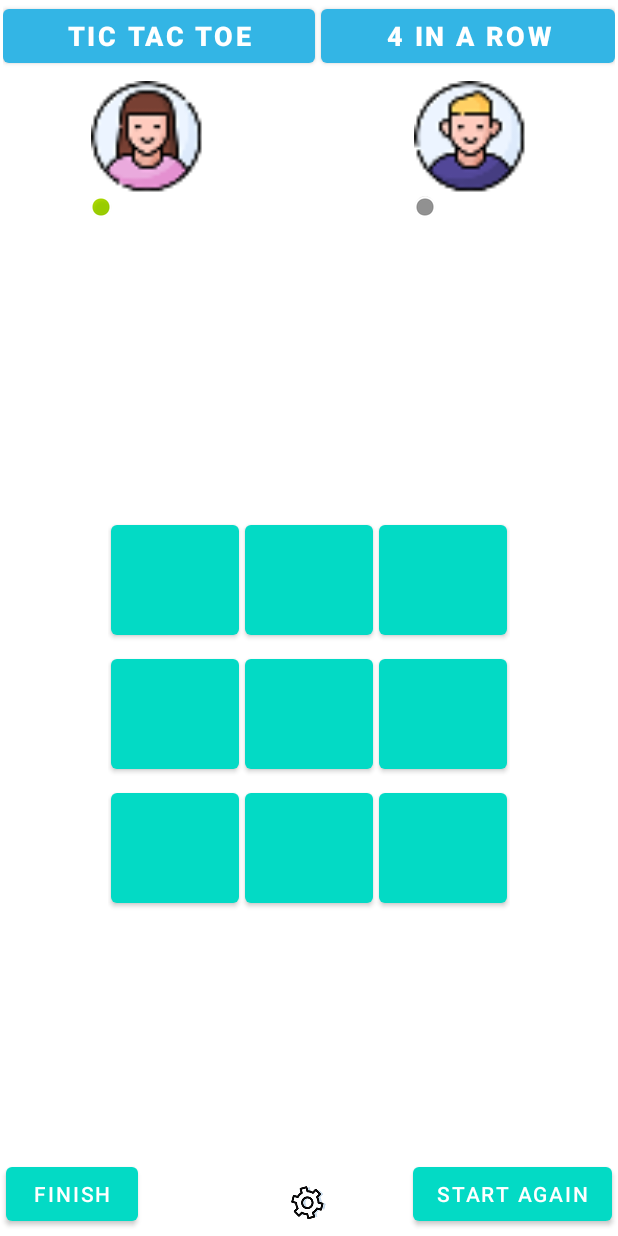
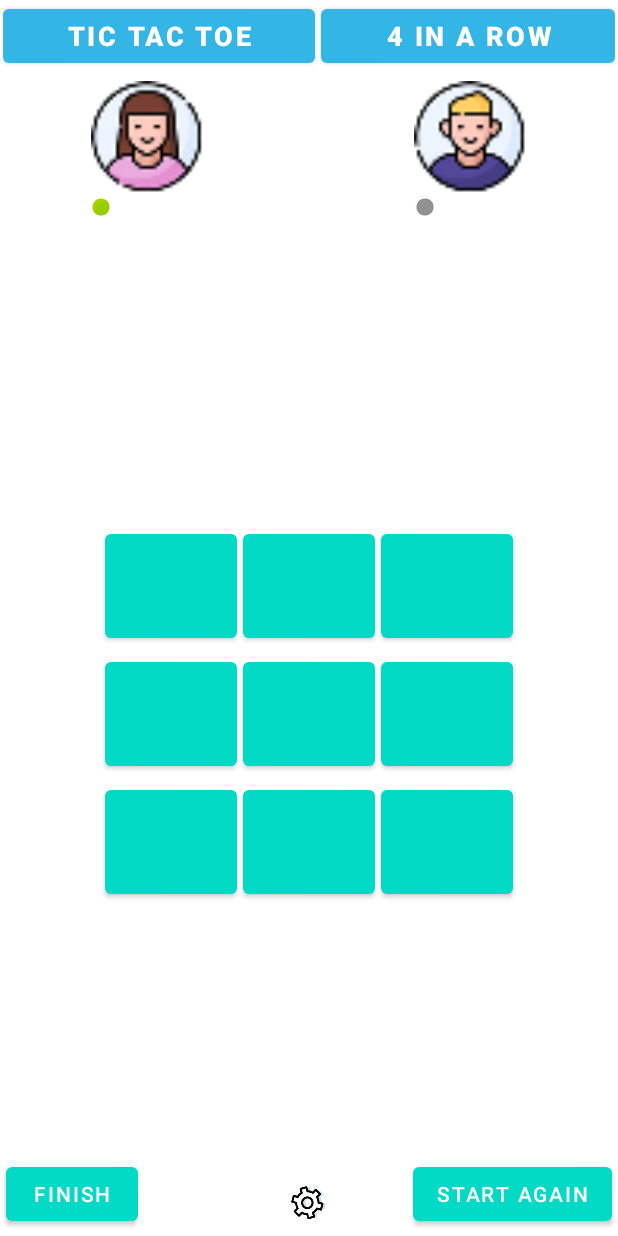
Before and after one commit to zjafarian/TwoGameInOne, an Android app: the screen it shows after launch (Games), after a tap on "TIC TAC TOE", on a phone screen of 412 x 824 dp. Run offline under Robolectric (Android 15) with nearby library versions, the phone set to English and light mode, and no system bars.

Commit message:
solve bug for TicTacToeFragment

```diff
--- a/app/src/main/java/com/example/twogameinone/controller/FourInARowFragment.java
+++ b/app/src/main/java/com/example/twogameinone/controller/FourInARowFragment.java
@@ -40,8 +40,9 @@ public class FourInARowFragment extends Fragment {
     public static final String SAVE_COLUMN = "save_column";
     public static final String SAVE_SCORE_BOY = "saveScoreBoy";
     public static final String SAVE_SCORE_GIRL = "saveScoreGirl";
-    private int mIntRow=5;
-    private int mIntColumn=5;
+    public static final String SAVE_SETTING_FOUR_IN_ROW = "saveSettingFourInRow";
+    private int mIntRow;
+    private int mIntColumn;
     private User mUserGirl;
     private User mUserBoy;
     public static String sGameNameFourInRow = "FourInRow";
@@ -72,16 +73,6 @@ public class FourInARowFragment extends Fragment {
     @Override
     public void onCreate(Bundle savedInstanceState) {
         super.onCreate(savedInstanceState);
-        mIntRow = mSettingFourInRow.getRow();
-        mIntColumn = mSettingFourInRow.getColumn();
-        mCharsSituation = new char[mIntRow][mIntColumn];
-        for (int i = 0; i < mIntRow; i++) {
-            for (int j = 0; j < mIntColumn; j++) {
-                mCharsSituation[i][j] = ' ';
-            }
-        }
-        mUserGirl = new User("girl", 'r', mCharsSituation, mIntRow, mIntColumn, "TicTacToe");
-        mUserBoy = new User("boy", 'b', mCharsSituation, mIntRow, mIntColumn, "TicTocToe");
         if (savedInstanceState != null) {
             mUserGirl = (User) savedInstanceState.getSerializable(SAVE_USER_GIRL);
             mUserBoy = (User) savedInstanceState.getSerializable(SAVE_USER_BOY);
@@ -93,11 +84,20 @@ public class FourInARowFragment extends Fragment {
             mUserBoy.setScore(scoreBoy);
             mUserGirl.setScore(scoreGirl);
             mCharsSituation = mUserGirl.getSituation();
-            if (mCheckSettingFourInRow) {
-                mCheckSettingFourInRow = savedInstanceState.getBoolean(SAVE_CHECK_SETTING_FOUR_IN_ROW);
-                setRowAndColumn();
+        }
+        if (mCheckSettingFourInRow) {
+            mSettingFourInRow = (Setting) savedInstanceState.getSerializable(SAVE_SETTING_FOUR_IN_ROW);
+        }
+        mIntRow = mSettingFourInRow.getRow();
+        mIntColumn = mSettingFourInRow.getColumn();
+        mCharsSituation = new char[mIntRow][mIntColumn];
+        for (int i = 0; i < mIntRow; i++) {
+            for (int j = 0; j < mIntColumn; j++) {
+                mCharsSituation[i][j] = ' ';
             }
         }
+        mUserGirl = new User("girl", 'r', mCharsSituation, mIntRow, mIntColumn, "TicTacToe");
+        mUserBoy = new User("boy", 'b', mCharsSituation, mIntRow, mIntColumn, "TicTocToe");
 
     }
 
@@ -107,10 +107,6 @@ public class FourInARowFragment extends Fragment {
                              Bundle savedInstanceState) {
         // Inflate the layout for this fragment
         View view = inflater.inflate(R.layout.fragment_four_in_a_row, container, false);
-        mButtons = new Button[mIntRow][mIntColumn];
-        mIdButtons = new int[mIntRow][mIntColumn];
-        setViewId(view);
-        createButtons(view, mIntRow, mIntColumn);
         if (savedInstanceState != null) {
             changeBackgroundButton();
         }
@@ -118,6 +114,10 @@ public class FourInARowFragment extends Fragment {
             changeColorBackground();
             changeSituationFirstPlayer();
         }
+        mButtons = new Button[mIntRow][mIntColumn];
+        mIdButtons = new int[mIntRow][mIntColumn];
+        setViewId(view);
+        createButtons(view, mIntRow, mIntColumn);
         setListener();
         return view;
     }
@@ -164,11 +164,10 @@ public class FourInARowFragment extends Fragment {
         if (resultCode != Activity.RESULT_OK || data == null)
             return;
         if (requestCode == EXTRA_FOUR_IN_ROW_REQUEST_CODE) {
-            mCheckSettingFourInRow = data.getBooleanExtra(SettingFragment.EXTRA_IS_SETTING,false);
+            mCheckSettingFourInRow = data.getBooleanExtra(SettingFragment.EXTRA_IS_SETTING, false);
             mSettingFourInRow = (Setting) data.getSerializableExtra(SettingFragment.EXTRA_GET_SETTING);
             changeColorBackground();
             changeSituationFirstPlayer();
-            setRowAndColumn();
         }
     }
 
@@ -182,6 +181,7 @@ public class FourInARowFragment extends Fragment {
         outState.putInt(SAVE_SCORE_GIRL, scoreGirl);
         outState.putInt(SAVE_ROW, mIntRow);
         outState.putInt(SAVE_COLUMN, mIntColumn);
+        outState.putSerializable(SAVE_SETTING_FOUR_IN_ROW, mSettingFourInRow);
     }
 
     private void changeBackgroundButton() {
@@ -198,11 +198,6 @@ public class FourInARowFragment extends Fragment {
                 }
             }
         }
-    }
-
-    private void setRowAndColumn() {
-        mIntRow = mSettingFourInRow.getRow();
-        mIntColumn = mSettingFourInRow.getColumn();
     }
 
     private void changeSituationFirstPlayer() {
--- a/app/src/main/java/com/example/twogameinone/model/Setting.java
+++ b/app/src/main/java/com/example/twogameinone/model/Setting.java
@@ -16,6 +16,9 @@ public class Setting implements Serializable {
         if (this.mGameName.equals(sStringNameGameTicTacToe)){
             mRow =3;
             mColumn=3;
+        } else if (this.mGameName.equals(sStringNameGameFourInRow)){
+            mRow =5;
+            mColumn=5;
         }
     }
 
--- a/app/src/main/res/layout-land/fragment_tic_tac_toe.xml
+++ b/app/src/main/res/layout-land/fragment_tic_tac_toe.xml
@@ -92,30 +92,31 @@
         android:layout_width="wrap_content"
         android:layout_height="wrap_content"
         android:layout_gravity="center_horizontal|top|center_vertical"
-        android:layout_marginTop="10dp"
         android:orientation="vertical">
 
         <LinearLayout
-            android:layout_width="wrap_content"
-            android:layout_height="wrap_content"
+            android:layout_width="match_parent"
+            android:layout_height="85dp"
             android:orientation="horizontal">
 
             <Button
                 android:id="@+id/btn_1_1"
-                android:layout_width="60dp"
-                android:layout_height="60dp"
-                android:layout_margin="2dp"
+                android:layout_width="0dp"
+                android:layout_height="match_parent"
+                android:layout_weight="1"
+                android:layout_marginRight="2dp"
                 android:gravity="center"
-                android:padding="2dp"
+                android:padding="3dp"
                 app:backgroundTint="@color/colorAccent"
                 app:iconGravity="textStart"
                 app:iconSize="45dp" />
 
             <Button
                 android:id="@+id/btn_1_2"
-                android:layout_width="60dp"
-                android:layout_height="60dp"
-                android:layout_margin="2dp"
+                android:layout_width="0dp"
+                android:layout_height="match_parent"
+                android:layout_weight="1"
+                android:layout_marginRight="3dp"
                 android:padding="2dp"
                 app:backgroundTint="@color/colorAccent"
                 app:iconGravity="textStart"
@@ -123,9 +124,9 @@
 
             <Button
                 android:id="@+id/btn_1_3"
-                android:layout_width="60dp"
-                android:layout_height="60dp"
-                android:layout_margin="2dp"
+                android:layout_width="0dp"
+                android:layout_height="match_parent"
+                android:layout_weight="1"
                 android:padding="2dp"
                 app:backgroundTint="@color/colorAccent"
                 app:iconGravity="textStart"
@@ -134,14 +135,15 @@
 
         <LinearLayout
             android:layout_width="match_parent"
-            android:layout_height="match_parent"
+            android:layout_height="85dp"
             android:orientation="horizontal">
 
             <Button
                 android:id="@+id/btn_2_1"
-                android:layout_width="60dp"
-                android:layout_height="60dp"
-                android:layout_margin="2dp"
+                android:layout_width="0dp"
+                android:layout_height="match_parent"
+                android:layout_weight="1"
+                android:layout_marginRight="3dp"
                 android:padding="2dp"
                 app:backgroundTint="@color/colorAccent"
                 app:iconGravity="textStart"
@@ -149,9 +151,10 @@
 
             <Button
                 android:id="@+id/btn_2_2"
-                android:layout_width="60dp"
-                android:layout_height="60dp"
-                android:layout_margin="2dp"
+                android:layout_width="0dp"
+                android:layout_height="match_parent"
+                android:layout_weight="1"
+                android:layout_marginRight="3dp"
                 android:padding="2dp"
                 app:backgroundTint="@color/colorAccent"
                 app:iconGravity="textStart"
@@ -159,9 +162,9 @@
 
             <Button
                 android:id="@+id/btn_2_3"
-                android:layout_width="60dp"
-                android:layout_height="60dp"
-                android:layout_margin="2dp"
+                android:layout_width="0dp"
+                android:layout_height="match_parent"
+                android:layout_weight="1"
                 android:padding="2dp"
                 app:backgroundTint="@color/colorAccent"
                 app:iconGravity="textStart"
@@ -170,14 +173,15 @@
 
         <LinearLayout
             android:layout_width="match_parent"
-            android:layout_height="match_parent"
+            android:layout_height="85dp"
             android:orientation="horizontal">
 
             <Button
                 android:id="@+id/btn_3_1"
-                android:layout_width="60dp"
-                android:layout_height="60dp"
-                android:layout_margin="2dp"
+                android:layout_width="0dp"
+                android:layout_height="match_parent"
+                android:layout_weight="1"
+                android:layout_marginRight="3dp"
                 android:padding="2dp"
                 app:backgroundTint="@color/colorAccent"
                 app:iconGravity="textStart"
@@ -185,9 +189,10 @@
 
             <Button
                 android:id="@+id/btn_3_2"
-                android:layout_width="60dp"
-                android:layout_height="60dp"
-                android:layout_margin="2dp"
+                android:layout_width="0dp"
+                android:layout_height="match_parent"
+                android:layout_weight="1"
+                android:layout_marginRight="3dp"
                 android:padding="2dp"
                 app:backgroundTint="@color/colorAccent"
                 app:iconGravity="textStart"
@@ -195,9 +200,9 @@
 
             <Button
                 android:id="@+id/btn_3_3"
-                android:layout_width="60dp"
-                android:layout_height="60dp"
-                android:layout_margin="2dp"
+                android:layout_width="0dp"
+                android:layout_height="match_parent"
+                android:layout_weight="1"
                 android:padding="2dp"
                 app:backgroundTint="@color/colorAccent"
                 app:iconGravity="textStart"
--- a/app/src/main/res/layout/fragment_tic_tac_toe.xml
+++ b/app/src/main/res/layout/fragment_tic_tac_toe.xml
@@ -96,14 +96,15 @@
         android:orientation="vertical">
 
         <LinearLayout
-            android:layout_width="wrap_content"
-            android:layout_height="wrap_content"
+            android:layout_width="match_parent"
+            android:layout_height="85dp"
             android:orientation="horizontal">
 
             <Button
                 android:id="@+id/btn_1_1"
-                android:layout_width="85dp"
-                android:layout_height="85dp"
+                android:layout_width="0dp"
+                android:layout_height="match_parent"
+                android:layout_weight="1"
                 android:layout_margin="2dp"
                 android:gravity="center"
                 android:padding="2dp"
@@ -113,8 +114,9 @@
 
             <Button
                 android:id="@+id/btn_1_2"
-                android:layout_width="85dp"
-                android:layout_height="85dp"
+                android:layout_width="0dp"
+                android:layout_height="match_parent"
+                android:layout_weight="1"
                 android:layout_margin="2dp"
                 android:padding="2dp"
                 app:backgroundTint="@color/colorAccent"
@@ -123,8 +125,9 @@
 
             <Button
                 android:id="@+id/btn_1_3"
-                android:layout_width="85dp"
-                android:layout_height="85dp"
+                android:layout_width="0dp"
+                android:layout_height="match_parent"
+                android:layout_weight="1"
                 android:layout_margin="2dp"
                 android:padding="2dp"
                 app:backgroundTint="@color/colorAccent"
@@ -134,13 +137,14 @@
 
         <LinearLayout
             android:layout_width="match_parent"
-            android:layout_height="match_parent"
+            android:layout_height="85dp"
             android:orientation="horizontal">
 
             <Button
                 android:id="@+id/btn_2_1"
-                android:layout_width="85dp"
-                android:layout_height="85dp"
+                android:layout_width="0dp"
+                android:layout_height="match_parent"
+                android:layout_weight="1"
                 android:layout_margin="2dp"
                 android:padding="2dp"
                 app:backgroundTint="@color/colorAccent"
@@ -149,8 +153,9 @@
 
             <Button
                 android:id="@+id/btn_2_2"
-                android:layout_width="85dp"
-                android:layout_height="85dp"
+                android:layout_width="0dp"
+                android:layout_height="match_parent"
+                android:layout_weight="1"
                 android:layout_margin="2dp"
                 android:padding="2dp"
                 app:backgroundTint="@color/colorAccent"
@@ -159,8 +164,9 @@
 
             <Button
                 android:id="@+id/btn_2_3"
-                android:layout_width="85dp"
-                android:layout_height="85dp"
+                android:layout_width="0dp"
+                android:layout_height="match_parent"
+                android:layout_weight="1"
                 android:layout_margin="2dp"
                 android:padding="2dp"
                 app:backgroundTint="@color/colorAccent"
@@ -170,13 +176,14 @@
 
         <LinearLayout
             android:layout_width="match_parent"
-            android:layout_height="match_parent"
+            android:layout_height="85dp"
             android:orientation="horizontal">
 
             <Button
                 android:id="@+id/btn_3_1"
-                android:layout_width="85dp"
-                android:layout_height="85dp"
+                android:layout_width="0dp"
+                android:layout_height="match_parent"
+                android:layout_weight="1"
                 android:layout_margin="2dp"
                 android:padding="2dp"
                 app:backgroundTint="@color/colorAccent"
@@ -185,8 +192,9 @@
 
             <Button
                 android:id="@+id/btn_3_2"
-                android:layout_width="85dp"
-                android:layout_height="85dp"
+                android:layout_width="0dp"
+                android:layout_height="match_parent"
+                android:layout_weight="1"
                 android:layout_margin="2dp"
                 android:padding="2dp"
                 app:backgroundTint="@color/colorAccent"
@@ -195,8 +203,9 @@
 
             <Button
                 android:id="@+id/btn_3_3"
-                android:layout_width="85dp"
-                android:layout_height="85dp"
+                android:layout_width="0dp"
+                android:layout_height="match_parent"
+                android:layout_weight="1"
                 android:layout_margin="2dp"
                 android:padding="2dp"
                 app:backgroundTint="@color/colorAccent"
```
Also changed, not shown: app/src/main/java/com/example/twogameinone/controller/SettingFragment.java (+12 -9 lines), app/src/main/java/com/example/twogameinone/controller/TicTacToeFragment.java (+21 -16 lines), app/src/main/java/com/example/twogameinone/model/User.java (+12 -12 lines).
